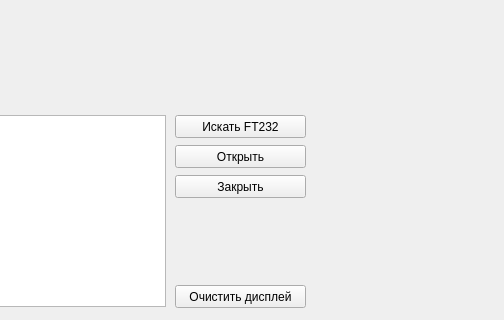
This is widget.ui in leninec/ft232-simple-qt as Qt 5 draws it before an edit; both pictures show x 145 to 649 and y 205 to 525 of the 649 by 525 pixel window. The edited form follows.
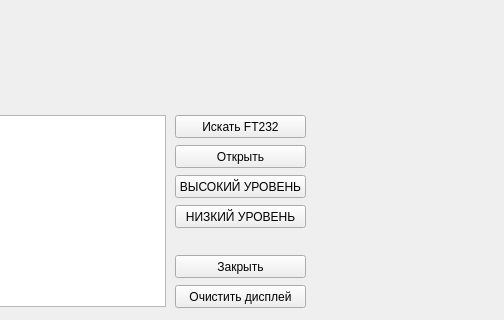
This is the edited form.

Diff of the .ui file:
```diff
--- a/widget.ui
+++ b/widget.ui
@@ -66,7 +66,7 @@
    <property name="geometry">
     <rect>
      <x>320</x>
-     <y>380</y>
+     <y>460</y>
      <width>131</width>
      <height>23</height>
     </rect>
@@ -75,6 +75,32 @@
     <string>Закрыть</string>
    </property>
   </widget>
+  <widget class="QPushButton" name="SEThButton">
+   <property name="geometry">
+    <rect>
+     <x>320</x>
+     <y>380</y>
+     <width>131</width>
+     <height>23</height>
+    </rect>
+   </property>
+   <property name="text">
+    <string>ВЫСОКИЙ УРОВЕНЬ</string>
+   </property>
+  </widget>
+  <widget class="QPushButton" name="SETlButton">
+   <property name="geometry">
+    <rect>
+     <x>320</x>
+     <y>410</y>
+     <width>131</width>
+     <height>23</height>
+    </rect>
+   </property>
+   <property name="text">
+    <string>НИЗКИЙ УРОВЕНЬ</string>
+   </property>
+  </widget>
  </widget>
  <layoutdefault spacing="6" margin="11"/>
  <resources/>
```
